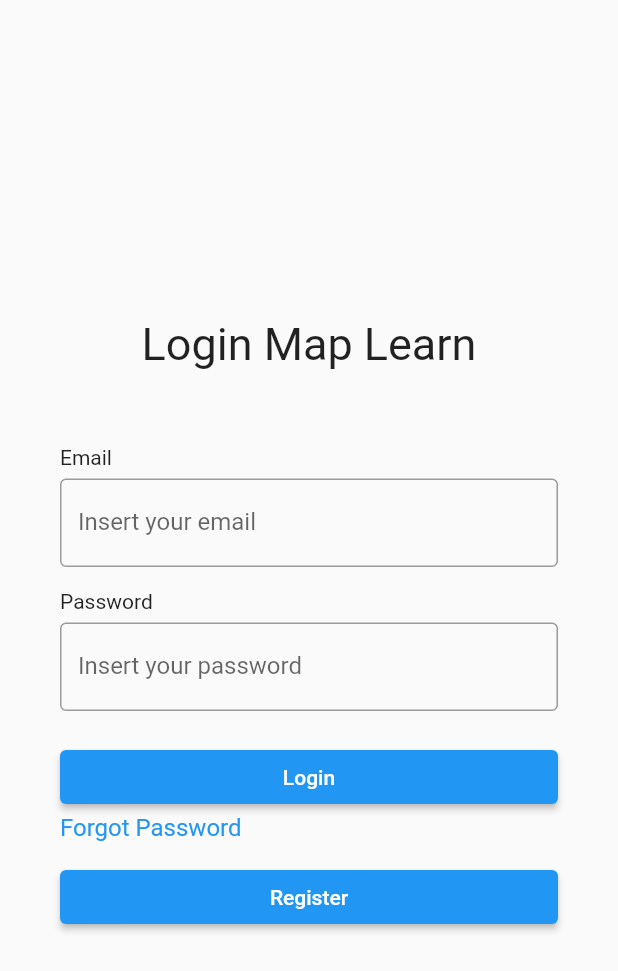
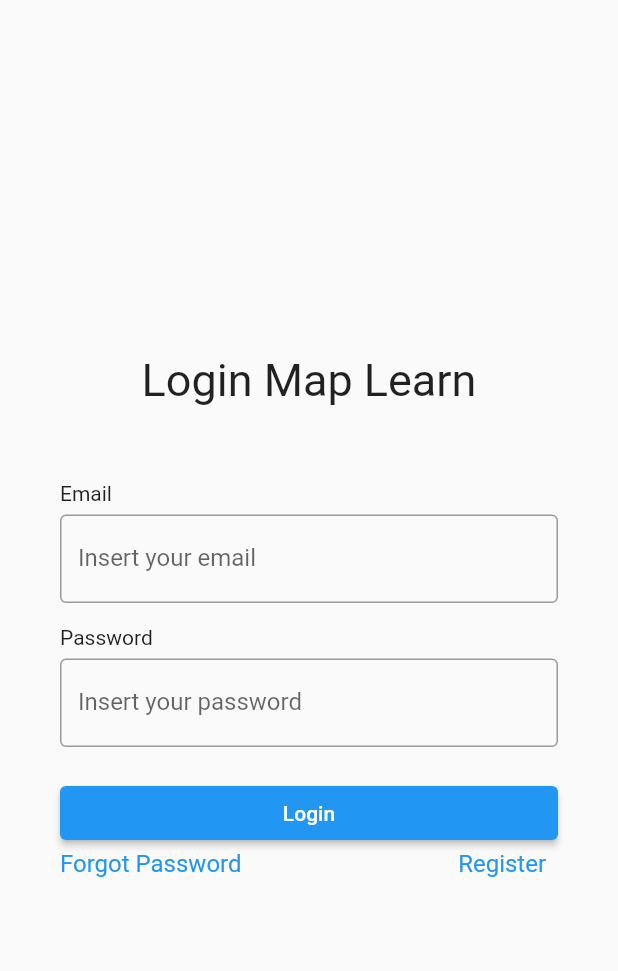
Before and after one commit to DanielDante15/flutter-app-learn, a Flutter app: the LoginScreen screen opened directly, on a phone screen of 412 x 824 dp. Shown: the top 971 px of the screen. Run offline on Flutter 3.47's test engine with Material 2 defaults, Android fonts, the phone set to English and light mode, and no system bars; our stand-ins replace google_maps_flutter; missing offline and left inert: nuvigator.

```diff
--- a/lib/pages/login_screen.dart
+++ b/lib/pages/login_screen.dart
@@ -69,20 +69,26 @@ class _LoginScreenState extends State<LoginScreen> {
                       ),
                       Padding(
                         padding: const EdgeInsets.only(bottom: 13),
-                        child: LinkButtom(
-                          text: 'Forgot Password',
-                          color: Colors.blue,
-                          fontSize: 16,
-                          onTap: () => print('opaa'),
+                        child: Row(
+                          mainAxisAlignment: MainAxisAlignment.spaceBetween,
+                          children: [
+                            LinkButtom(
+                              text: 'Forgot Password',
+                              color: Colors.blue,
+                              fontSize: 16,
+                              onTap: () => print('opaa'),
+                            ),
+                            Padding(
+                              padding: const EdgeInsets.only(right: 8.0),
+                              child: LinkButtom(
+                                text: "Register",
+                                color: Colors.blue,
+                                fontSize: 16,
+                                onTap: () => nuvigator!.open('sign-up'),
+                              ),
+                            ),
+                          ],
                         ),
-                      ),
-                      Buttom(
-                        text: 'Register',
-                        onPress: () {
-                          if (formkey.currentState!.validate()) {
-                            nuvigator!.open('sign-up');
-                          }
-                        },
                       ),
                     ],
                   ),
```
Also changed, not shown: lib/pages/map_screen.dart (+10 -2 lines), lib/widgets/map.dart (added, +54 -0 lines), 2 other files.
